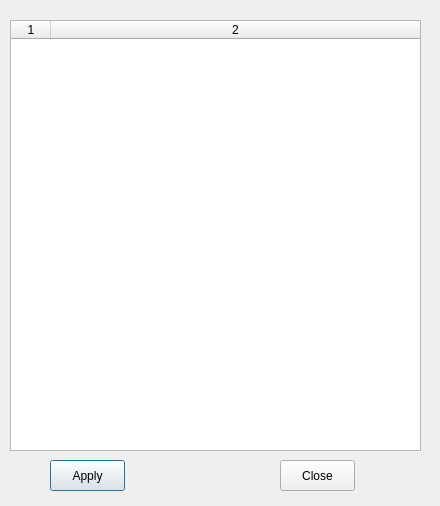
Above: grbldialog.ui from apsystems/GrblHoming before the change. Below: the same form after it.
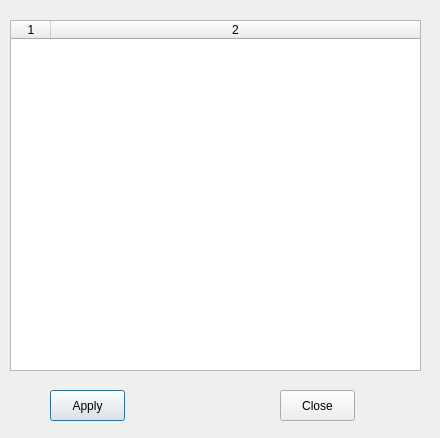
That is the form after the change.

Commit message: Made grbl settings dialog less tall to fit on smaller screens

The edit to the form file:
```diff
--- a/grbldialog.ui
+++ b/grbldialog.ui
@@ -7,7 +7,7 @@
     <x>0</x>
     <y>0</y>
     <width>440</width>
-    <height>506</height>
+    <height>438</height>
    </rect>
   </property>
   <property name="sizePolicy">
@@ -23,7 +23,7 @@
    <property name="geometry">
     <rect>
      <x>50</x>
-     <y>460</y>
+     <y>390</y>
      <width>75</width>
      <height>31</height>
     </rect>
@@ -36,7 +36,7 @@
    <property name="geometry">
     <rect>
      <x>280</x>
-     <y>460</y>
+     <y>390</y>
      <width>75</width>
      <height>31</height>
     </rect>
@@ -51,7 +51,7 @@
      <x>10</x>
      <y>20</y>
      <width>411</width>
-     <height>431</height>
+     <height>351</height>
     </rect>
    </property>
    <property name="sizePolicy">
```
